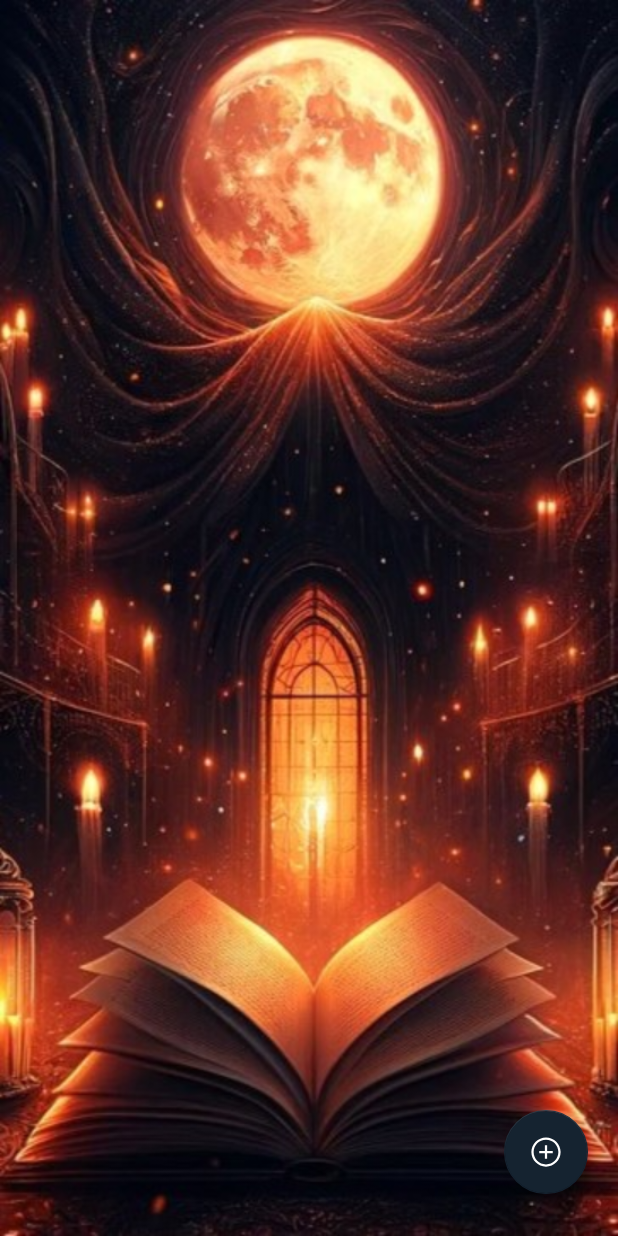
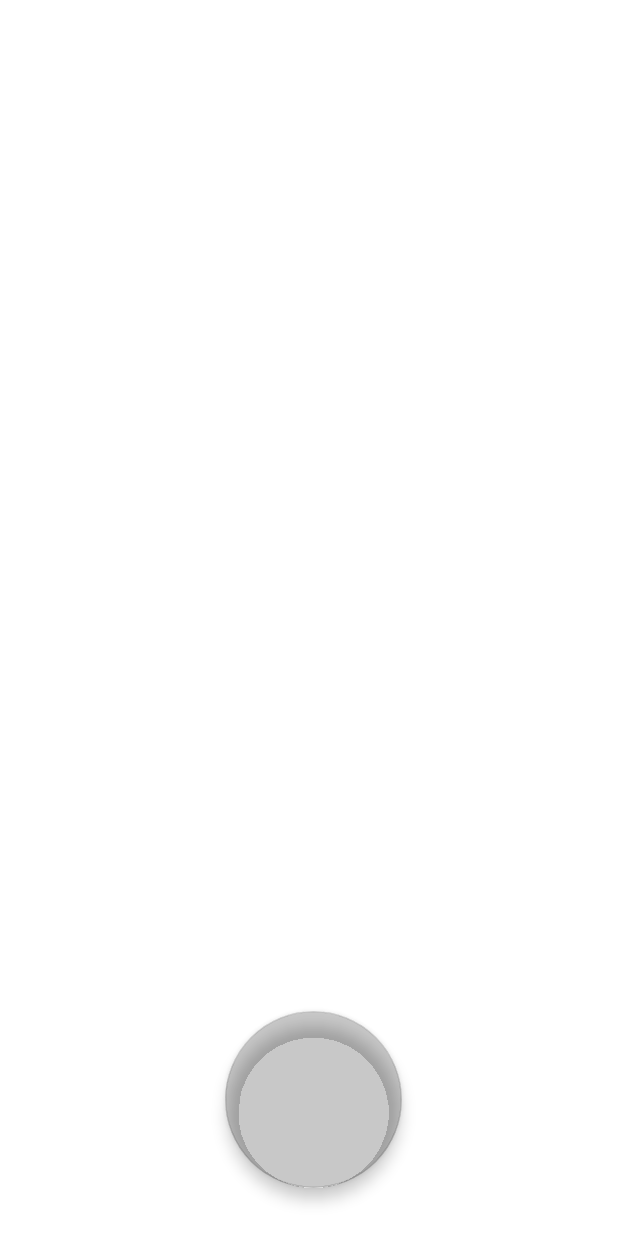
Before and after one commit to kriszmas/Note, an Android app: the layout fragment_home.xml on its own in the app's theme, with its tools: preview values and no code run, on a phone screen of 412 x 824 dp. Run offline under Robolectric (Android 15) with nearby library versions, the phone set to English and light mode, and no system bars.

Commit message:
makin the design better. TextBorder etc

```diff
--- a/app/src/main/res/layout/activity_main.xml
+++ b/app/src/main/res/layout/activity_main.xml
@@ -14,10 +14,6 @@
             android:name="androidx.navigation.fragment.NavHostFragment"
             android:layout_width="0dp"
             android:layout_height="0dp"
-            android:layout_marginStart="1dp"
-            android:layout_marginTop="1dp"
-            android:layout_marginEnd="1dp"
-            android:layout_marginBottom="1dp"
             android:background="@drawable/bg"
             app:defaultNavHost="true"
             app:layout_constraintBottom_toBottomOf="parent"
--- a/app/src/main/res/layout/fragment_edit_note.xml
+++ b/app/src/main/res/layout/fragment_edit_note.xml
@@ -57,12 +57,12 @@
         <com.google.android.material.floatingactionbutton.FloatingActionButton
             android:id="@+id/editNoteFab"
             android:layout_width="wrap_content"
-            android:layout_height="wrap_content"
+            android:layout_height="73dp"
             android:layout_alignParentEnd="true"
             android:layout_alignParentBottom="true"
             android:layout_marginEnd="20dp"
             android:layout_marginBottom="20dp"
-            android:backgroundTint="@color/white"
+            android:backgroundTint="@color/cardview_shadow_start_color"
             android:clickable="true"
             android:contentDescription="editFab"
             android:src="@drawable/done"
--- a/app/src/main/res/layout/fragment_home.xml
+++ b/app/src/main/res/layout/fragment_home.xml
@@ -7,22 +7,19 @@
     <androidx.constraintlayout.widget.ConstraintLayout
         android:layout_width="match_parent"
         android:layout_height="match_parent"
-        android:background="@drawable/bg"
         tools:context=".HomeFragment">
 
         <com.google.android.material.floatingactionbutton.FloatingActionButton
             android:id="@+id/addNoteFab"
-            android:layout_width="wrap_content"
-            android:layout_height="wrap_content"
-            android:layout_marginEnd="20dp"
-            android:layout_marginBottom="28dp"
-            android:backgroundTint="@color/main"
+            android:layout_width="118dp"
+            android:layout_height="156dp"
+            android:layout_marginEnd="144dp"
+            android:layout_marginBottom="32dp"
+            android:backgroundTint="@color/cardview_shadow_start_color"
             android:clickable="true"
-            android:contentDescription="image"
             android:tintMode="@color/white"
             app:layout_constraintBottom_toBottomOf="parent"
-            app:layout_constraintEnd_toEndOf="parent"
-            app:srcCompat="@drawable/add" />
+            app:layout_constraintEnd_toEndOf="parent" />
 
         <androidx.recyclerview.widget.RecyclerView
             android:id="@+id/homeRecyclerView"
@@ -38,7 +35,6 @@
             android:id="@+id/emptyNotesImage"
             android:layout_width="match_parent"
             android:layout_height="match_parent"
-            android:src="@drawable/bg"
             android:visibility="gone" />
     </androidx.constraintlayout.widget.ConstraintLayout>
 </layout>
--- a/app/src/main/res/menu/home_menu.xml
+++ b/app/src/main/res/menu/home_menu.xml
@@ -1,6 +1,7 @@
 <?xml version="1.0" encoding="utf-8"?>
 <menu xmlns:android="http://schemas.android.com/apk/res/android"
-    xmlns:app="http://schemas.android.com/apk/res-auto">
+    xmlns:app="http://schemas.android.com/apk/res-auto"
+    >
 
     <item
         android:id="@+id/searchMenu"
--- a/app/src/main/res/menu/menu_add_note.xml
+++ b/app/src/main/res/menu/menu_add_note.xml
@@ -1,6 +1,7 @@
 <?xml version="1.0" encoding="utf-8"?>
 <menu xmlns:android="http://schemas.android.com/apk/res/android"
-    xmlns:app="http://schemas.android.com/apk/res-auto">
+    xmlns:app="http://schemas.android.com/apk/res-auto"
+    >
 
     <item
         android:id="@+id/saveMenu"
--- a/app/src/main/res/menu/menu_edit_note.xml
+++ b/app/src/main/res/menu/menu_edit_note.xml
@@ -1,6 +1,7 @@
 <?xml version="1.0" encoding="utf-8"?>
 <menu xmlns:android="http://schemas.android.com/apk/res/android"
-    xmlns:app="http://schemas.android.com/apk/res-auto">
+    xmlns:app="http://schemas.android.com/apk/res-auto"
+    >
 
     <item
         android:id="@+id/deleteMenu"
--- a/app/src/main/res/values/colors.xml
+++ b/app/src/main/res/values/colors.xml
@@ -2,5 +2,5 @@
 <resources>
     <color name="black">#FF000000</color>
     <color name="white">#FFFFFFFF</color>
-    <color name="main">#152330</color>
+    <color name="main">#37000000</color>
 </resources>
```
Also changed, not shown: app/src/main/res/drawable/border.xml (+7 -3 lines), app/src/main/res/layout/note_layout.xml (+12 -11 lines).
